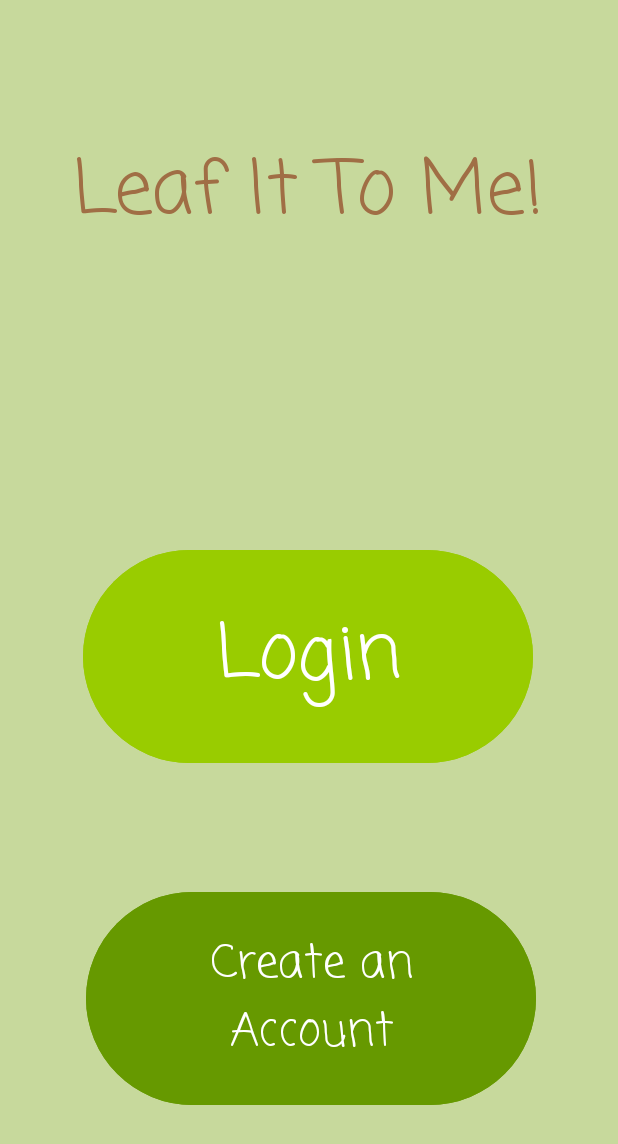
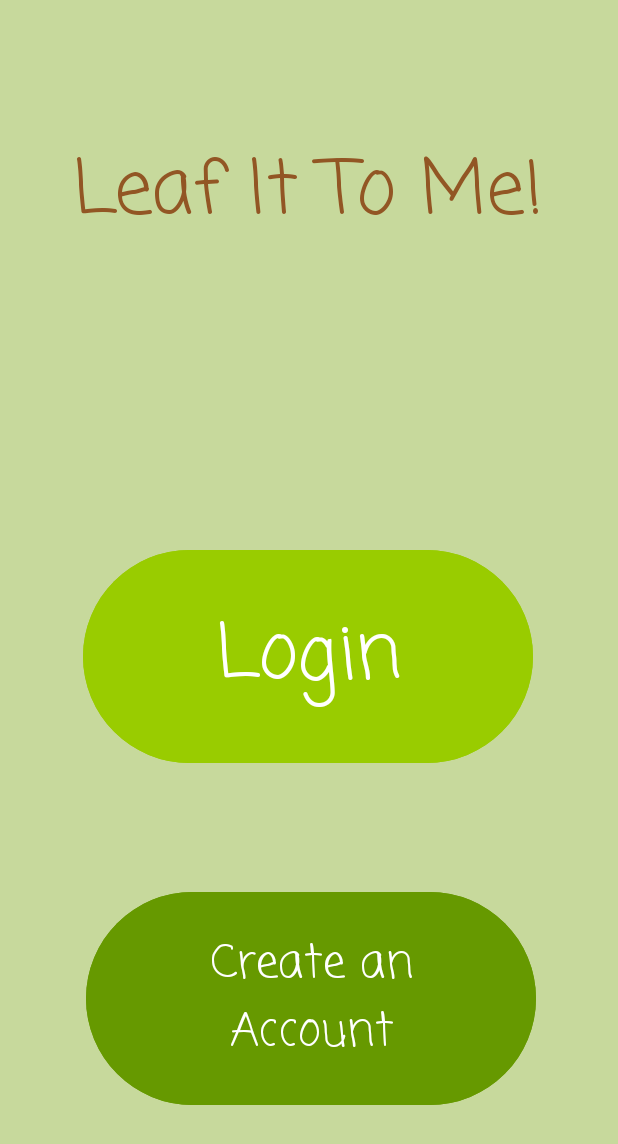
Before and after one commit to Liliana-Saavedra/CST-338-Project-2-Group-9, an Android app: the screen it shows after launch (MainActivity), on a phone screen of 412 x 824 dp. Shown: the top 1144 px of the screen. Run offline under Robolectric (Android 15) with nearby library versions, the phone set to English and light mode, and no system bars.

Commit message:
Updated Front End Design of Application.

```diff
--- a/app/src/main/res/layout/activity_main.xml
+++ b/app/src/main/res/layout/activity_main.xml
@@ -15,7 +15,7 @@
         android:fontFamily="casual"
         android:text="@string/leaf_it_to_me"
         android:textAlignment="center"
-        android:textColor="#A06E45"
+        android:textColor="#925624"
         android:textSize="50sp"
         app:layout_constraintBottom_toBottomOf="parent"
         app:layout_constraintEnd_toEndOf="parent"
@@ -37,6 +37,27 @@
         app:layout_constraintHorizontal_bias="0.495"
         app:layout_constraintStart_toStartOf="parent"
         app:layout_constraintTop_toBottomOf="@+id/appName" />
+<!--    <FrameLayout-->
+<!--        android:layout_width="wrap_content"-->
+<!--        android:layout_height="wrap_content"-->
+<!--        android:padding="1sp"-->
+<!--        android:background="#000000">-->
+<!--        <Button-->
+<!--            android:layout_width="wrap_content"-->
+<!--            android:layout_height="wrap_content"-->
+<!--            android:text="Your text goes here"-->
+<!--            android:background="@color/white"-->
+<!--            android:textColor="@color/black"-->
+<!--            android:padding="10sp"-->
+<!--            />-->
+<!--    </FrameLayout>-->
+
+
+
+
+
+
+
 
     <Button
         android:id="@+id/createAccButton"
```
